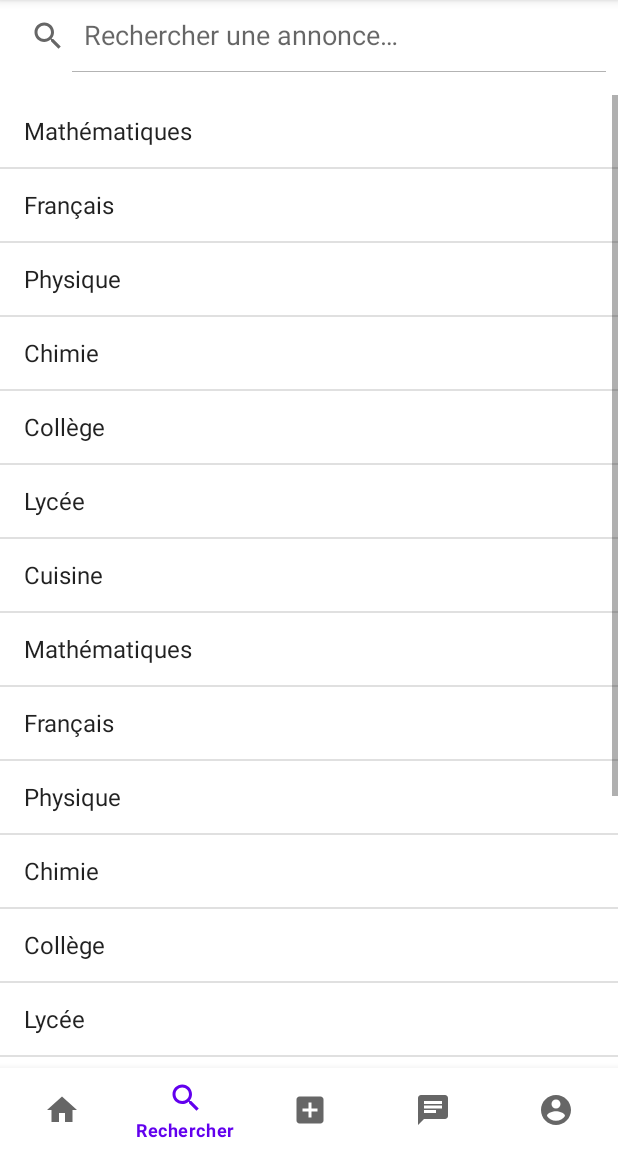
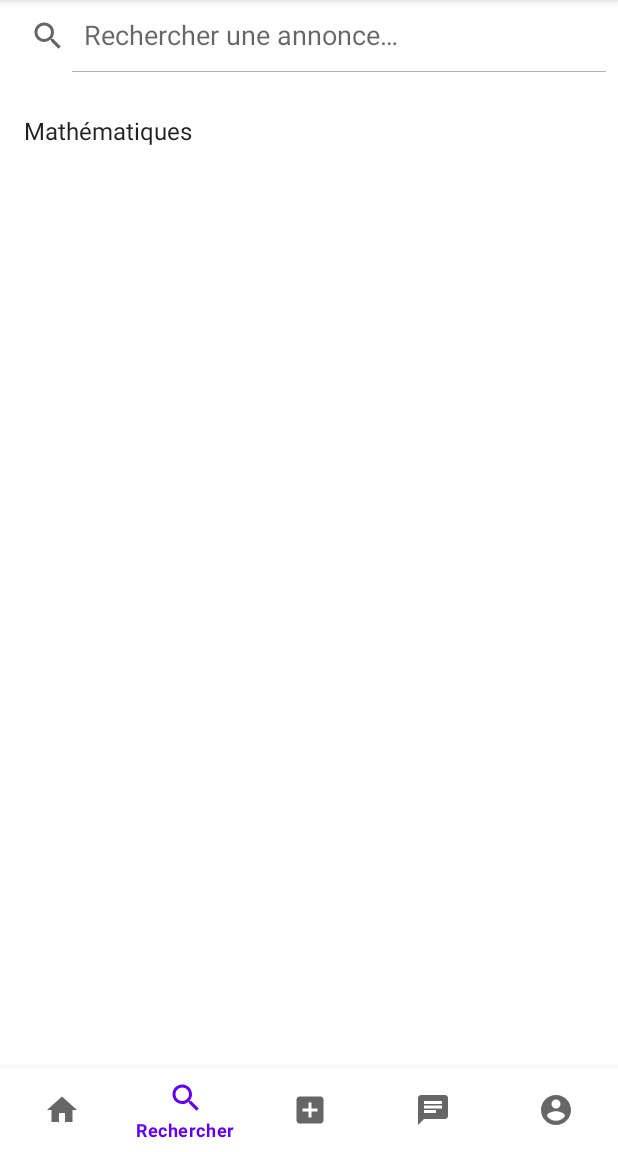
Before and after one commit to toma-demagn/Incoming, an Android app: the SearchFragment screen opened through its navigation route, on a phone screen of 412 x 824 dp, the part 84-1236 px from its top. Run offline under Robolectric (Android 15) with nearby library versions, the phone set to English and light mode, and no system bars; our stand-ins replace navigation-ui.

```diff
--- a/app/src/main/java/com/example/tutorapp/SearchFragment.kt
+++ b/app/src/main/java/com/example/tutorapp/SearchFragment.kt
@@ -1,12 +1,16 @@
 package com.example.tutorapp
 
 import android.os.Bundle
+import android.util.Log
 import android.view.*
 import android.widget.*
 import androidx.appcompat.widget.SearchView
 import androidx.fragment.app.Fragment
+import org.json.JSONObject
 
 class SearchFragment : Fragment() {
+
+    private val jsonStringTags = """{"tag":"Mathématiques", "category":"C   ours"}"""
 
     private lateinit var viewOfLayout: View
     private lateinit var adapter: ArrayAdapter<*>
@@ -25,8 +29,12 @@ class SearchFragment : Fragment() {
         val lv = viewOfLayout.findViewById<ListView>(R.id.sf_listView)
         lv.emptyView = viewOfLayout.findViewById<TextView>(R.id.sf_emptyTextView)
 
+        // Get JSON object and adding the tags values in a list
+        val jsonObject = JSONObject(jsonStringTags)
+        val tagsList: MutableList<String> = mutableListOf(jsonObject.getString("tag"))
+
         // Init the adapter and pass it to the list view
-        adapter = ArrayAdapter(requireContext(), android.R.layout.simple_list_item_1, resources.getStringArray(R.array.tags_list))
+        adapter = ArrayAdapter(requireContext(), android.R.layout.simple_list_item_1, tagsList)
         lv.adapter = adapter
         lv.onItemClickListener = AdapterView.OnItemClickListener { parent, v, position, id ->
             Toast.makeText(context, parent?.getItemAtPosition(position).toString(), Toast.LENGTH_SHORT).show()
--- a/app/src/main/res/values/strings.xml
+++ b/app/src/main/res/values/strings.xml
@@ -16,29 +16,4 @@
     <string name="profile">Profil</string>
     <string name="search_hint">Rechercher une annonce…</string>
     <string name="no_results">Aucun résultat.</string>
-
-    <string-array name="tags_list">
-        <item>Mathématiques</item>
-        <item>Français</item>
-        <item>Physique</item>
-        <item>Chimie</item>
-        <item>Collège</item>
-        <item>Lycée</item>
-        <item>Cuisine</item>
-        <item>Mathématiques</item>
-        <item>Français</item>
-        <item>Physique</item>
-        <item>Chimie</item>
-        <item>Collège</item>
-        <item>Lycée</item>
-        <item>Cuisine</item>
-        <item>Mathématiques</item>
-        <item>Français</item>
-        <item>Physique</item>
-        <item>Chimie</item>
-        <item>Collège</item>
-        <item>Lycée</item>
-        <item>Cuisine</item>
-        <item />
-    </string-array>
 </resources>
```
